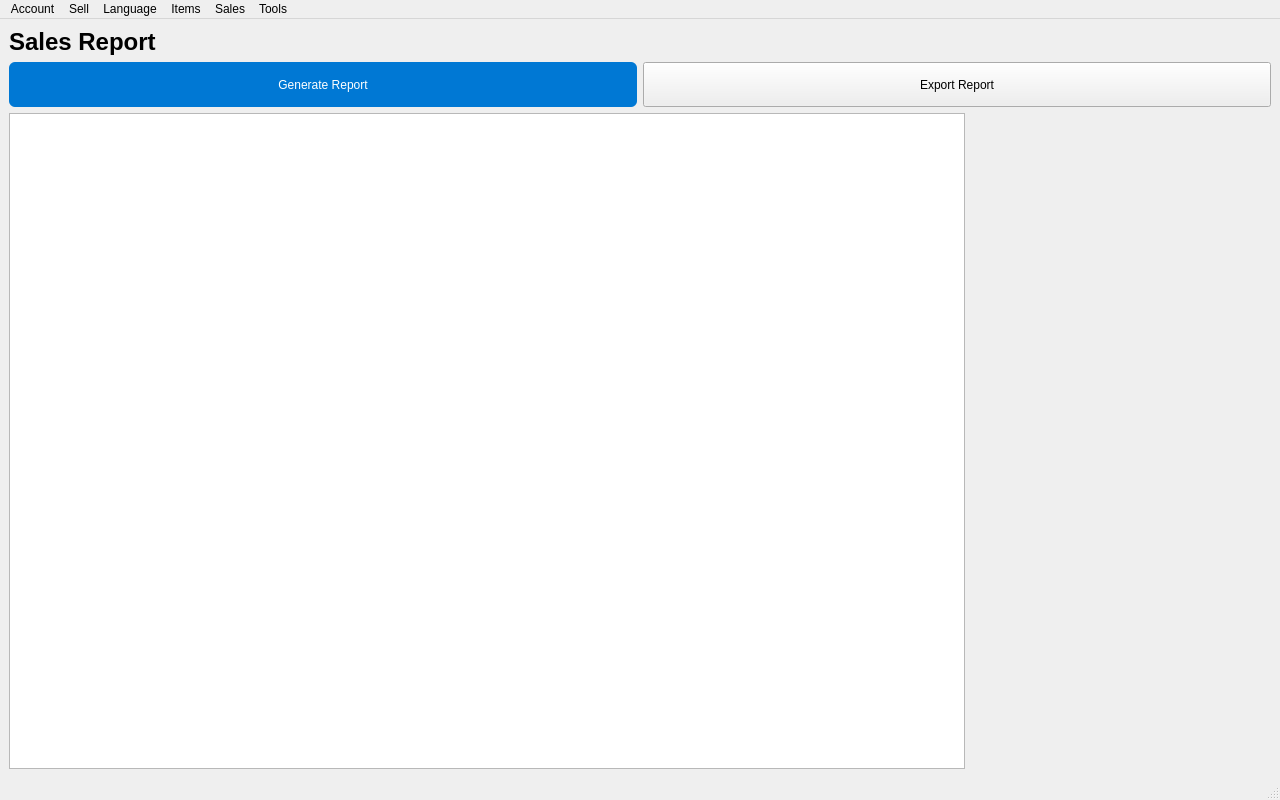
Old version of the form src/mainwindow.ui in the repository C0m3b4ck/QMark.
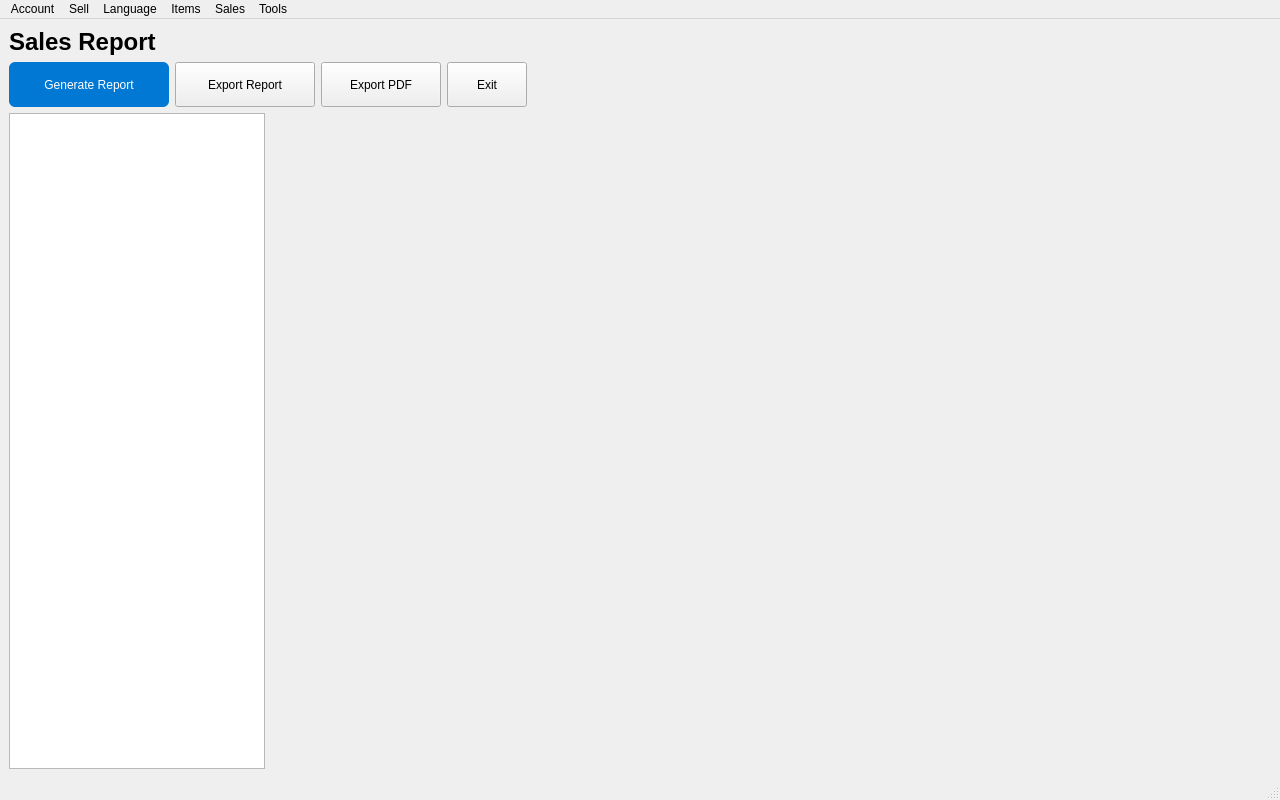
New version of the form. The open tabs and pages were chosen to show the change.

Commit message: Report: PDF export, uncut charts, exit button; POS & sales-history simple views, [ALT+x] badges

What changed in the file:
```diff
--- a/src/mainwindow.ui
+++ b/src/mainwindow.ui
@@ -2023,12 +2023,57 @@
             </property>
            </widget>
           </item>
+          <item>
+           <widget class="QPushButton" name="btnExportPdfReport">
+            <property name="text">
+             <string>Export PDF</string>
+            </property>
+            <property name="minimumSize">
+             <size>
+              <width>120</width>
+              <height>45</height>
+             </size>
+            </property>
+           </widget>
+          </item>
+          <item>
+           <widget class="QPushButton" name="btnExitReport">
+            <property name="text">
+             <string>Exit</string>
+            </property>
+            <property name="minimumSize">
+             <size>
+              <width>80</width>
+              <height>45</height>
+             </size>
+            </property>
+           </widget>
+          </item>
+          <item>
+           <spacer name="reportBtnSpacer">
+            <property name="orientation">
+             <enum>Qt::Horizontal</enum>
+            </property>
+            <property name="sizeHint" stdset="0">
+             <size>
+              <width>40</width>
+              <height>20</height>
+             </size>
+            </property>
+           </spacer>
+          </item>
          </layout>
         </item>
         <item>
-         <layout class="QHBoxLayout" name="reportBodyLayout">
+         <layout class="QHBoxLayout" name="reportBodyLayout" stretch="0,1">
           <item>
            <widget class="QTextEdit" name="txtReport">
+            <property name="maximumSize">
+             <size>
+              <width>460</width>
+              <height>16777215</height>
+             </size>
+            </property>
             <property name="readOnly">
              <bool>true</bool>
             </property>
@@ -2044,7 +2089,7 @@
            <widget class="QWidget" name="reportChartsContainer" native="true">
             <property name="minimumSize">
              <size>
-              <width>300</width>
+              <width>420</width>
               <height>0</height>
              </size>
             </property>
```
Left out of the diff: 52 changed lines with no effect on the pictures. The commit also changes 12 other files.
